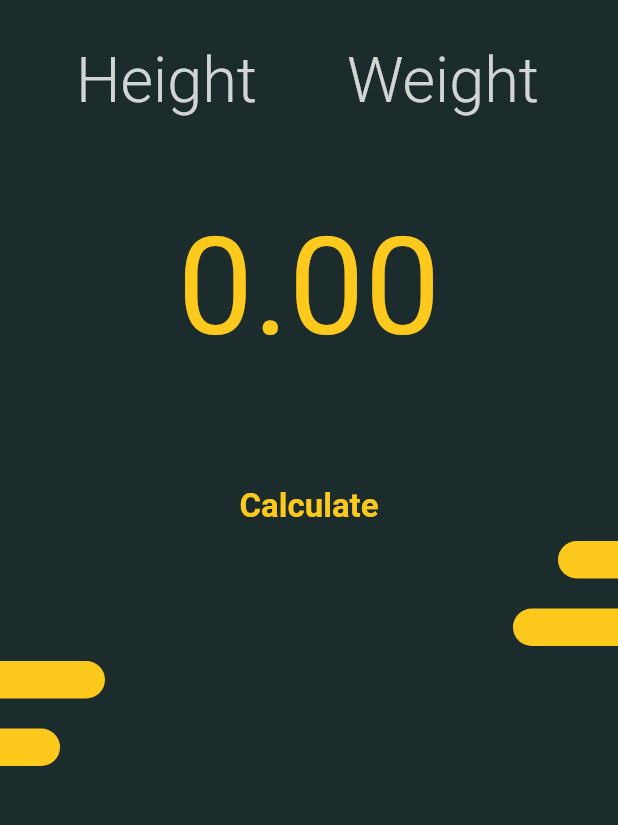
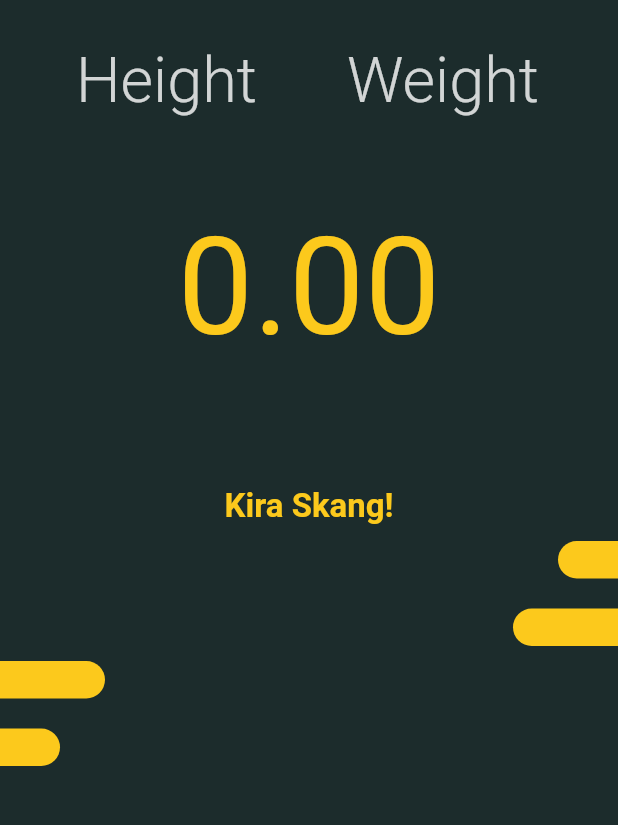
Before and after one commit to MuhammadimYusoff/flutterbmi, a Flutter app: the screen it shows after launch, on a phone screen of 412 x 824 dp, the part 59-884 px from its top. Run offline on Flutter 3.47's test engine with Material 2 defaults, Android fonts, the phone set to English and light mode, and no system bars; our stand-ins replace hexcolor.

Commit message:
Update Pubspec content version

```diff
--- a/lib/screens/home.dart
+++ b/lib/screens/home.dart
@@ -130,7 +130,7 @@
               },
               child: Container(
                 child: Text(
-                  "Calculate",
+                  "Kira Skang!",
                   style: TextStyle(
                       fontSize: 22,
                       fontWeight: FontWeight.bold,
@@ -138,6 +138,7 @@
                 ),
               ),
             ),
+
             //? Bar Decoration on the RightSide
             SizedBox(height: 10), LeftBar(barWidth: 40),
             SizedBox(height: 20), LeftBar(barWidth: 70),
```
Also changed, not shown: pubspec.yaml (+1 -7 lines), 3 other files.
